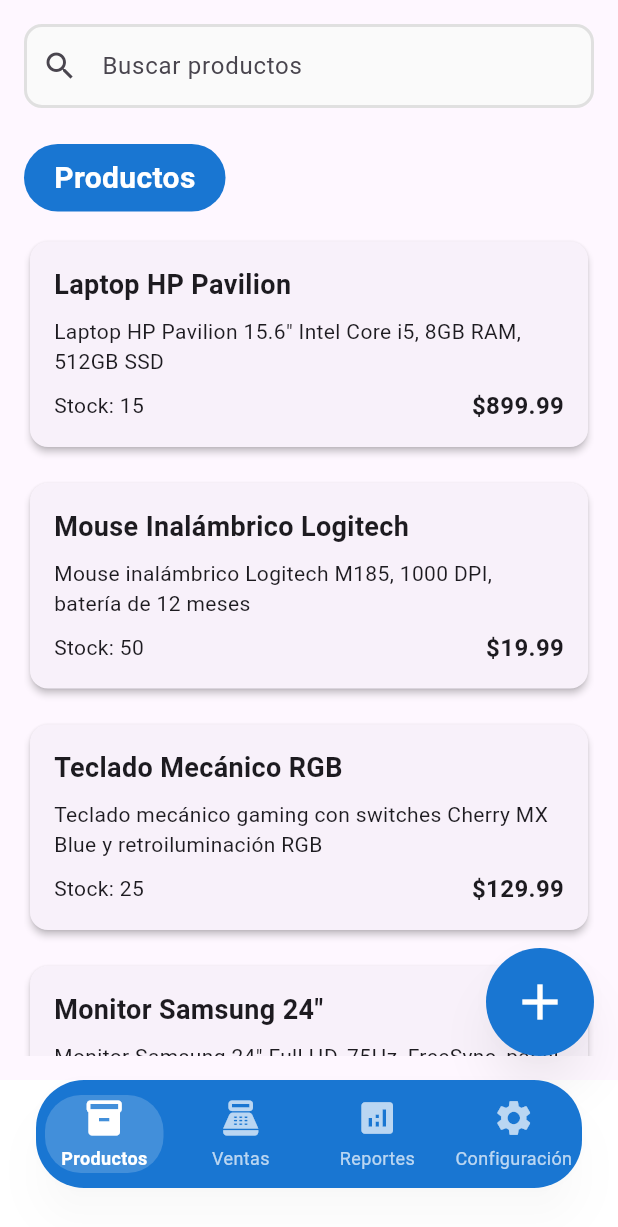
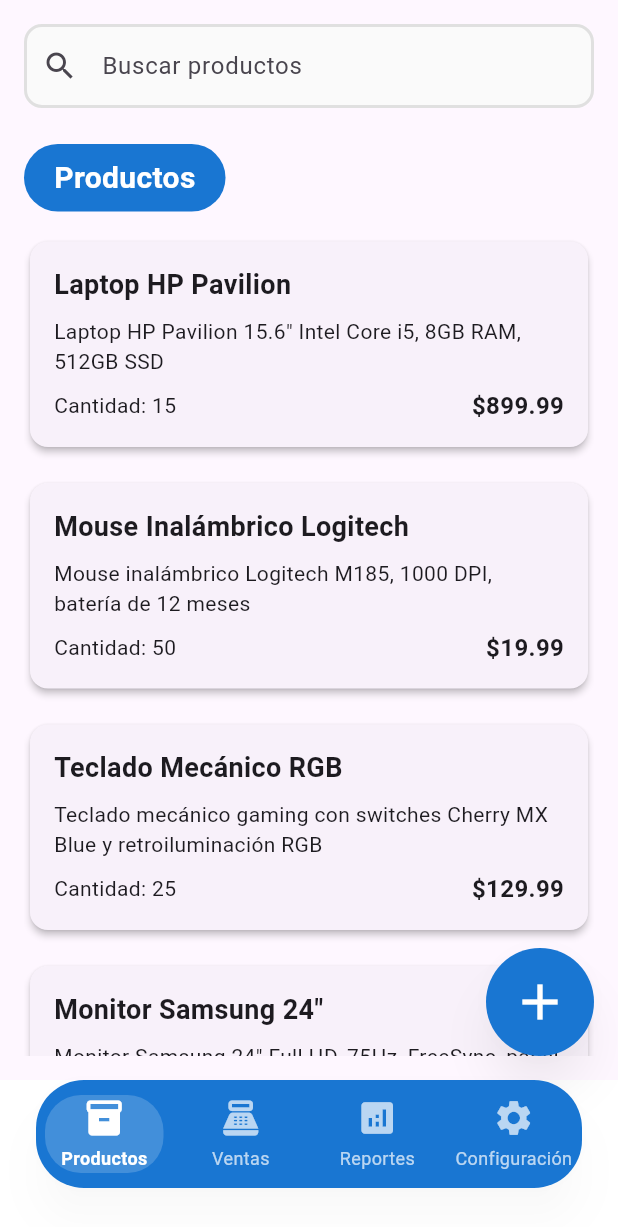
Before and after one commit to LesterCornielt/stockito-inventory-app, a Flutter app: the screen it shows after launch, after a tap on "Cargar Productos de Ejemplo", on a phone screen of 412 x 824 dp. Shown: the top 1227 px of the screen. Run offline on Flutter 3.47's test engine with Material 3 defaults, Android fonts, the phone set to English and light mode, and no system bars; our stand-ins replace equatable, flutter_bloc, get_it, sqflite; accounts and stored records are empty.

Commit message:
fix(ui): Changed Stock for Quantity text in product widget

```diff
--- a/lib/features/products/presentation/pages/product_list_page.dart
+++ b/lib/features/products/presentation/pages/product_list_page.dart
@@ -94,7 +94,7 @@
                                     mainAxisAlignment:
                                         MainAxisAlignment.spaceBetween,
                                     children: [
-                                      Text('Stock: ${product.stock}'),
+                                      Text('Cantidad: ${product.stock}'),
                                       Text(
                                         '\$${product.price.toStringAsFixed(2)}',
                                         style: const TextStyle(
```
